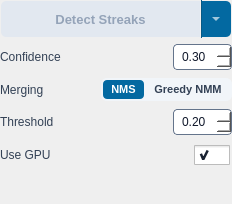
First picture: the form in src/startrails/ui/step_detect_streaks.ui, repository gkyle/startrails, before the edit.
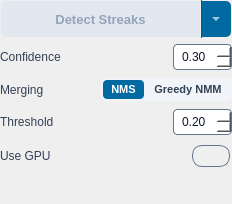
Second picture: the form after the edit. Icons and pictures are not drawn.

Diff of the .ui file:
```diff
--- a/src/startrails/ui/step_detect_streaks.ui
+++ b/src/startrails/ui/step_detect_streaks.ui
@@ -387,8 +387,10 @@
            <string>Use GPU for detection</string>
           </property>
           <property name="styleSheet">
-           <string notr="true">QCheckBox#useGPU { spacing: 0px;}
-QCheckBox#useGPU::indicator { width: 36px; height: 20px; }
+           <string notr="true">QCheckBox#useGPU { spacing: 0px;
+    border: 2px solid transparent;
+}
+QCheckBox#useGPU::indicator { width: 36px; height: 20px; border: 1px solid #64748b; border-radius: 10px; }
 QCheckBox#useGPU::indicator:unchecked { image: url(:/startrails/ui/switch_off.svg); }
 QCheckBox#useGPU::indicator:checked { image: url(:/startrails/ui/switch_on.svg); }</string>
           </property>
```
Left out of the diff: 3 changed lines with no effect on the pictures.
